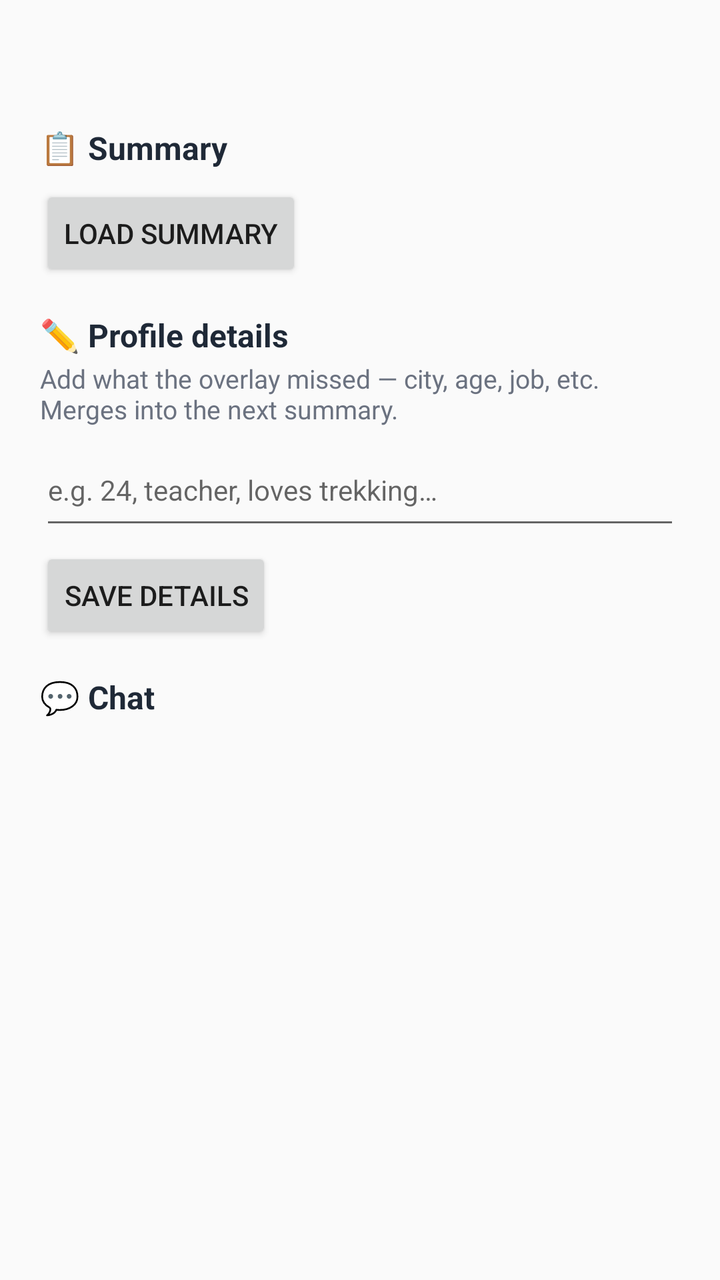
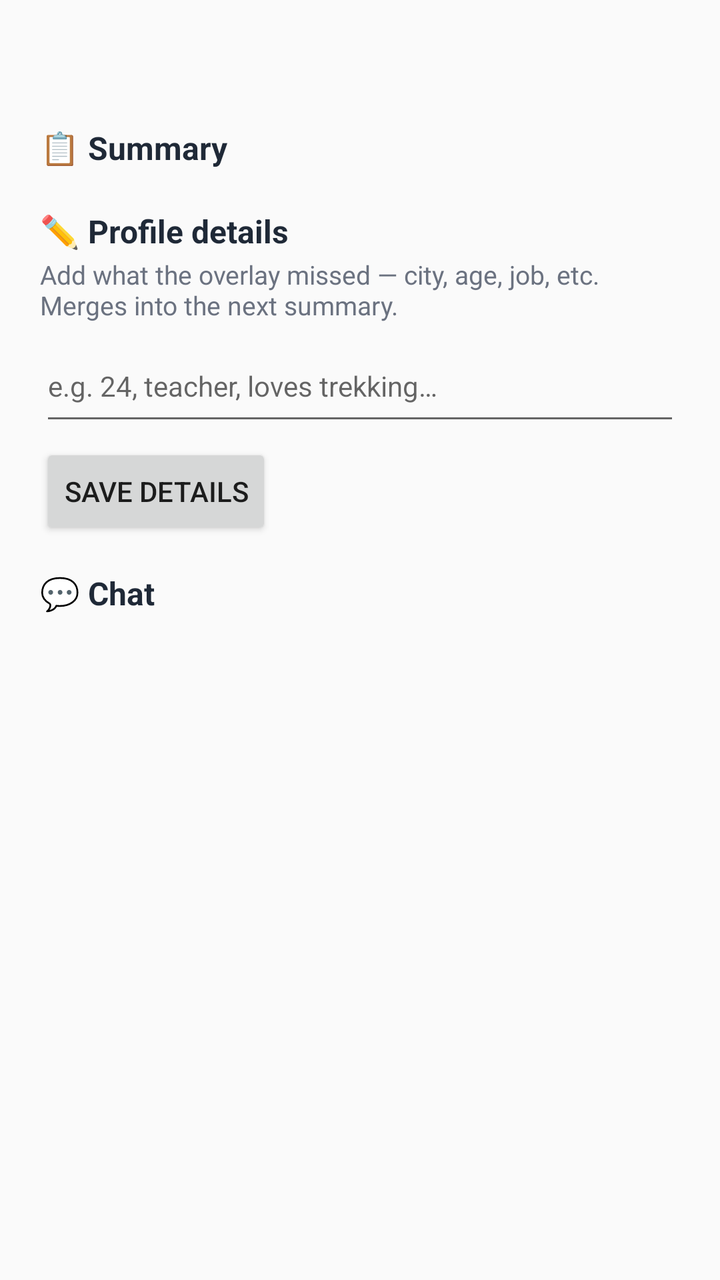

Screens rendered from an Android XML layout before and after an edit, with the pre-edit source and the edit as a unified diff.
<!-- AndroidManifest.xml: application theme Theme.ChatAssist -->
<!-- res/layout/activity_match_detail.xml -->
<?xml version="1.0" encoding="utf-8"?>
<ScrollView xmlns:android="http://schemas.android.com/apk/res/android"
    android:layout_width="match_parent"
    android:layout_height="match_parent"
    android:padding="20dp">

    <LinearLayout
        android:layout_width="match_parent"
        android:layout_height="wrap_content"
        android:orientation="vertical">

        <TextView
            android:id="@+id/detailTitle"
            android:layout_width="wrap_content"
            android:layout_height="wrap_content"
            android:textColor="@color/ink"
            android:textSize="20sp"
            android:textStyle="bold" />

        <TextView
            android:layout_width="wrap_content"
            android:layout_height="wrap_content"
            android:layout_marginTop="16dp"
            android:text="📋 Summary"
            android:textColor="@color/ink"
            android:textSize="16sp"
            android:textStyle="bold" />

        <LinearLayout
            android:id="@+id/detailSummary"
            android:layout_width="match_parent"
            android:layout_height="wrap_content"
            android:layout_marginTop="4dp"
            android:orientation="vertical" />

        <Button
            android:id="@+id/btnDetailLoadSummary"
            android:layout_width="wrap_content"
            android:layout_height="wrap_content"
            android:layout_marginTop="4dp"
            android:text="Load summary" />

        <TextView
            android:layout_width="wrap_content"
            android:layout_height="wrap_content"
            android:layout_marginTop="16dp"
            android:text="✏️ Profile details"
            android:textColor="@color/ink"
            android:textSize="16sp"
            android:textStyle="bold" />

        <TextView
            android:layout_width="wrap_content"
            android:layout_height="wrap_content"
            android:layout_marginTop="2dp"
            android:text="Add what the overlay missed — city, age, job, etc. Merges into the next summary."
            android:textColor="#6B7280"
            android:textSize="13sp" />

        <EditText
            android:id="@+id/detailNoteEdit"
            android:layout_width="match_parent"
            android:layout_height="wrap_content"
            android:layout_marginTop="4dp"
            android:hint="e.g. 24, teacher, loves trekking…"
            android:minLines="2"
            android:textSize="14sp" />

        <Button
            android:id="@+id/btnDetailSaveNote"
            android:layout_width="wrap_content"
            android:layout_height="wrap_content"
            android:layout_marginTop="4dp"
            android:text="Save details" />

        <TextView
            android:layout_width="wrap_content"
            android:layout_height="wrap_content"
            android:layout_marginTop="16dp"
            android:text="💬 Chat"
            android:textColor="@color/ink"
            android:textSize="16sp"
            android:textStyle="bold" />

        <LinearLayout
            android:id="@+id/detailChat"
            android:layout_width="match_parent"
            android:layout_height="wrap_content"
            android:layout_marginTop="4dp"
            android:orientation="vertical" />
    </LinearLayout>
</ScrollView>
<!-- resources referenced by this layout -->
<resources>
  <color name="ink">#1F2937</color>
  <style name="Theme.ChatAssist" parent="Theme.AppCompat.Light.NoActionBar">
          <item name="colorPrimary">@color/brand</item>
          <item name="colorPrimaryDark">@color/brand_dark</item>
          <item name="android:windowBackground">@color/paper</item>
      </style>
  <color name="brand">#DB2777</color>
  <color name="brand_dark">#9D174D</color>
  <color name="paper">#FAFAFA</color>
</resources>

<!-- the commit's change to res/layout/activity_match_detail.xml (unified diff, before → after) -->
@@ -32,13 +32,6 @@
             android:layout_height="wrap_content"
             android:layout_marginTop="4dp"
             android:orientation="vertical" />
-
-        <Button
-            android:id="@+id/btnDetailLoadSummary"
-            android:layout_width="wrap_content"
-            android:layout_height="wrap_content"
-            android:layout_marginTop="4dp"
-            android:text="Load summary" />
 
         <TextView
             android:layout_width="wrap_content"
